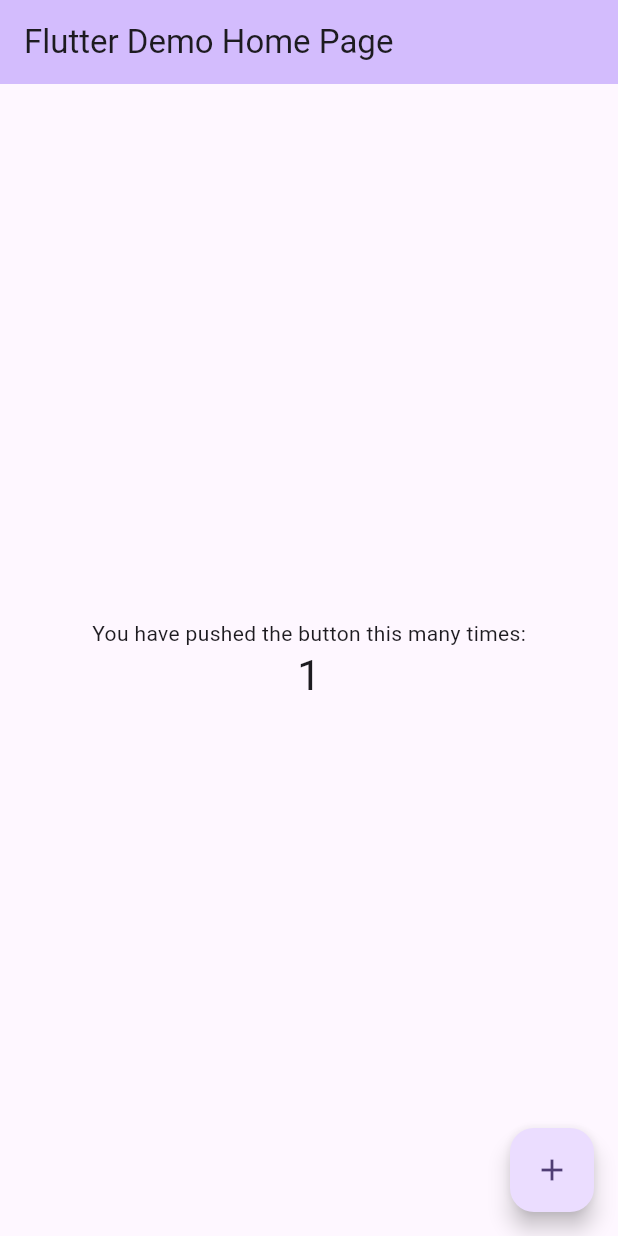
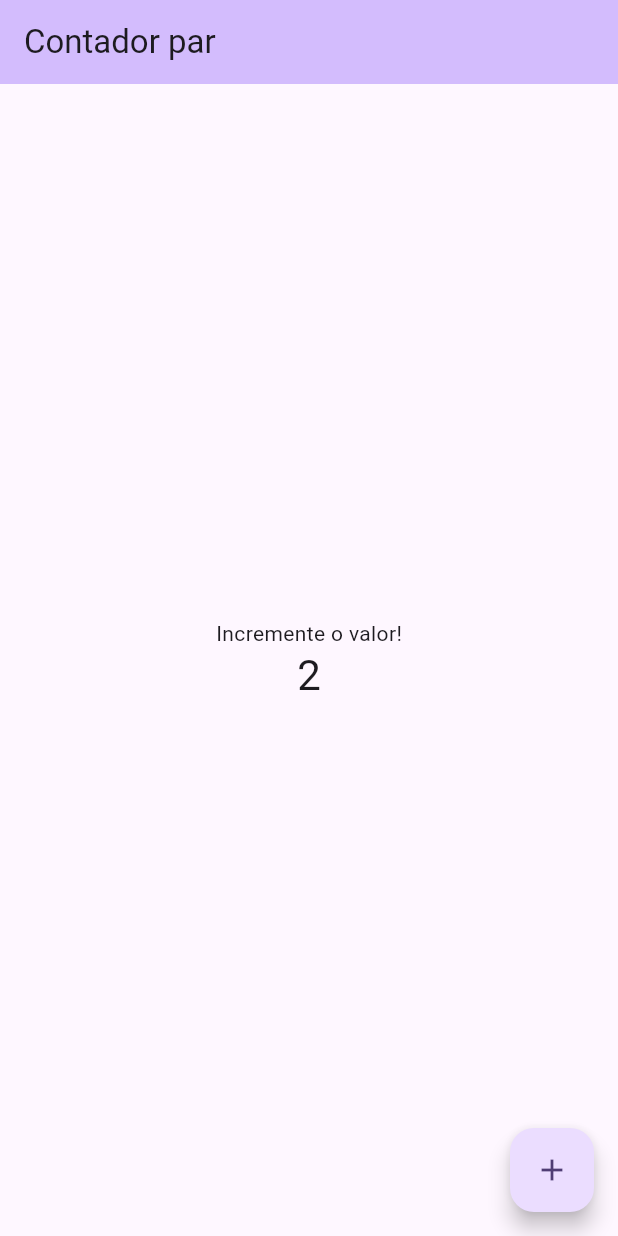
Before and after one commit to viniciuscavalheiro1/curs_dart, a Flutter app: the MyHomePage screen opened directly, after a tap on the "add" icon, on a phone screen of 412 x 824 dp. Run offline on Flutter 3.47's test engine with Material 2 defaults, Android fonts, the phone set to English and light mode, and no system bars.

Commit message:
chore: update main

```diff
--- a/projeto_perguntas/lib/main.dart
+++ b/projeto_perguntas/lib/main.dart
@@ -7,46 +7,21 @@ void main() {
 class MyApp extends StatelessWidget {
   const MyApp({super.key});
 
-  // This widget is the root of your application.
   @override
   Widget build(BuildContext context) {
     return MaterialApp(
       title: 'Flutter Demo',
       theme: ThemeData(
-        // This is the theme of your application.
-        //
-        // TRY THIS: Try running your application with "flutter run". You'll see
-        // the application has a blue toolbar. Then, without quitting the app,
-        // try changing the seedColor in the colorScheme below to Colors.green
-        // and then invoke "hot reload" (save your changes or press the "hot
-        // reload" button in a Flutter-supported IDE, or press "r" if you used
-        // the command line to start the app).
-        //
-        // Notice that the counter didn't reset back to zero; the application
-        // state is not lost during the reload. To reset the state, use hot
-        // restart instead.
-        //
-        // This works for code too, not just values: Most code changes can be
-        // tested with just a hot reload.
         colorScheme: ColorScheme.fromSeed(seedColor: Colors.deepPurple),
         useMaterial3: true,
       ),
-      home: const MyHomePage(title: 'Flutter Demo Home Page'),
+      home: const MyHomePage(title: 'Contador par'),
     );
   }
 }
 
 class MyHomePage extends StatefulWidget {
   const MyHomePage({super.key, required this.title});
-
-  // This widget is the home page of your application. It is stateful, meaning
-  // that it has a State object (defined below) that contains fields that affect
-  // how it looks.
-
-  // This class is the configuration for the state. It holds the values (in this
-  // case the title) provided by the parent (in this case the App widget) and
-  // used by the build method of the State. Fields in a Widget subclass are
-  // always marked "final".
 
   final String title;
 
@@ -59,54 +34,28 @@ class _MyHomePageState extends State<MyHomePage> {
 
   void _incrementCounter() {
     setState(() {
-      // This call to setState tells the Flutter framework that something has
-      // changed in this State, which causes it to rerun the build method below
-      // so that the display can reflect the updated values. If we changed
-      // _counter without calling setState(), then the build method would not be
-      // called again, and so nothing would appear to happen.
-      _counter++;
+      _counter += 2;
+      if (_counter >= 20) {
+        _counter = 0;
+      }
     });
   }
 
   @override
   Widget build(BuildContext context) {
-    // This method is rerun every time setState is called, for instance as done
-    // by the _incrementCounter method above.
-    //
-    // The Flutter framework has been optimized to make rerunning build methods
-    // fast, so that you can just rebuild anything that needs updating rather
-    // than having to individually change instances of widgets.
     return Scaffold(
       appBar: AppBar(
-        // TRY THIS: Try changing the color here to a specific color (to
-        // Colors.amber, perhaps?) and trigger a hot reload to see the AppBar
-        // change color while the other colors stay the same.
         backgroundColor: Theme.of(context).colorScheme.inversePrimary,
-        // Here we take the value from the MyHomePage object that was created by
-        // the App.build method, and use it to set our appbar title.
         title: Text(widget.title),
       ),
       body: Center(
         // Center is a layout widget. It takes a single child and positions it
         // in the middle of the parent.
         child: Column(
-          // Column is also a layout widget. It takes a list of children and
-          // arranges them vertically. By default, it sizes itself to fit its
-          // children horizontally, and tries to be as tall as its parent.
-          //
-          // Column has various properties to control how it sizes itself and
-          // how it positions its children. Here we use mainAxisAlignment to
-          // center the children vertically; the main axis here is the vertical
-          // axis because Columns are vertical (the cross axis would be
-          // horizontal).
-          //
-          // TRY THIS: Invoke "debug painting" (choose the "Toggle Debug Paint"
-          // action in the IDE, or press "p" in the console), to see the
-          // wireframe for each widget.
           mainAxisAlignment: MainAxisAlignment.center,
           children: <Widget>[
             const Text(
-              'You have pushed the button this many times:',
+              'Incremente o valor!',
             ),
             Text(
               '$_counter',
@@ -119,7 +68,7 @@ class _MyHomePageState extends State<MyHomePage> {
         onPressed: _incrementCounter,
         tooltip: 'Increment',
         child: const Icon(Icons.add),
-      ), // This trailing comma makes auto-formatting nicer for build methods.
+      ),
     );
   }
 }
```
